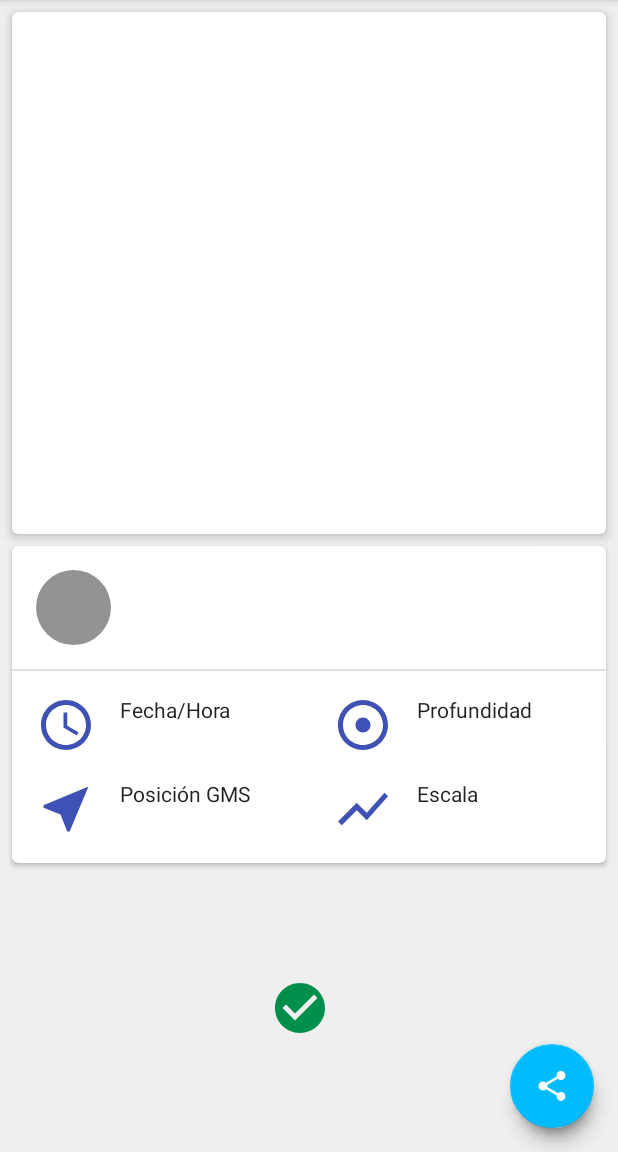
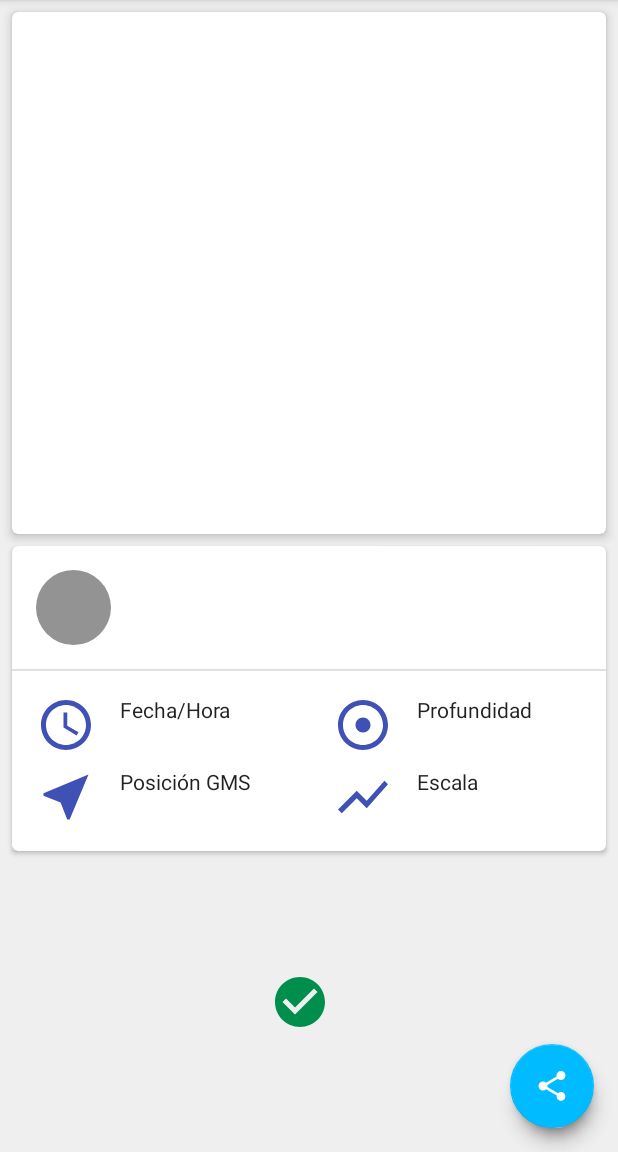
Before and after one commit to figonzal1/LastQuakeChile, an Android app: the QuakeDetailsActivity screen opened directly, with no data from a screen before it, on a phone screen of 412 x 824 dp, the part 84-1236 px from its top. Run offline under Robolectric (Android 15) with nearby library versions, the phone set to English and light mode, and no system bars; libraries missing offline, so code that uses them is left out: com.crashlytics.android, com.facebook, com.facebook.share; pictures from the network do not load.

```diff
--- a/app/src/main/res/layout/activity_quake_details.xml
+++ b/app/src/main/res/layout/activity_quake_details.xml
@@ -336,11 +336,14 @@
                 android:layout_width="wrap_content"
                 android:layout_height="wrap_content"
                 android:layout_marginStart="16dp"
+                android:layout_marginEnd="8dp"
                 android:fontFamily="sans-serif"
                 android:gravity="center"
                 android:text="@string/tiempo"
                 android:textAppearance="@style/TextAppearance.AppCompat.Headline"
                 android:textSize="14sp"
+                app:layout_constraintEnd_toStartOf="@+id/guia_vertical"
+                app:layout_constraintHorizontal_bias="0.0"
                 app:layout_constraintStart_toEndOf="@+id/iv_reloj"
                 app:layout_constraintTop_toTopOf="@+id/iv_reloj" />
 
@@ -372,7 +375,6 @@
                 android:layout_width="40dp"
                 android:layout_height="40dp"
                 android:layout_marginStart="16dp"
-                android:layout_marginTop="8dp"
                 android:layout_marginBottom="16dp"
                 android:contentDescription="@string/icono_distancia"
                 android:visibility="visible"
@@ -386,11 +388,14 @@
                 android:layout_width="wrap_content"
                 android:layout_height="wrap_content"
                 android:layout_marginStart="16dp"
+                android:layout_marginEnd="8dp"
                 android:fontFamily="sans-serif"
                 android:text="@string/distancia"
                 android:textAppearance="@style/TextAppearance.AppCompat.Headline"
                 android:textSize="14sp"
                 android:visibility="visible"
+                app:layout_constraintEnd_toStartOf="@+id/guia_vertical"
+                app:layout_constraintHorizontal_bias="0.0"
                 app:layout_constraintStart_toEndOf="@+id/iv_pin"
                 app:layout_constraintTop_toTopOf="@+id/iv_pin" />
 
@@ -438,10 +443,13 @@
                 android:layout_width="wrap_content"
                 android:layout_height="wrap_content"
                 android:layout_marginStart="16dp"
+                android:layout_marginEnd="16dp"
                 android:fontFamily="sans-serif"
                 android:text="@string/profundidad"
                 android:textAppearance="@style/TextAppearance.AppCompat.Headline"
                 android:textSize="14sp"
+                app:layout_constraintEnd_toEndOf="parent"
+                app:layout_constraintHorizontal_bias="0.0"
                 app:layout_constraintStart_toEndOf="@+id/iv_epicentro"
                 app:layout_constraintTop_toTopOf="@+id/iv_epicentro" />
 
@@ -465,7 +473,6 @@
                 android:layout_width="40dp"
                 android:layout_height="40dp"
                 android:layout_marginStart="16dp"
-                android:layout_marginTop="8dp"
                 android:layout_marginBottom="16dp"
                 android:contentDescription="@string/icono_escala"
                 app:layout_constraintBottom_toBottomOf="parent"
@@ -478,10 +485,13 @@
                 android:layout_width="wrap_content"
                 android:layout_height="wrap_content"
                 android:layout_marginStart="16dp"
+                android:layout_marginEnd="16dp"
                 android:fontFamily="sans-serif"
                 android:text="@string/escala"
                 android:textAppearance="@style/TextAppearance.AppCompat.Headline"
                 android:textSize="14sp"
+                app:layout_constraintEnd_toEndOf="parent"
+                app:layout_constraintHorizontal_bias="0.0"
                 app:layout_constraintStart_toEndOf="@+id/iv_scale"
                 app:layout_constraintTop_toTopOf="@+id/iv_scale" />
 
```
Also changed, not shown: app/src/main/ic_launcher_chile-web.png, app/src/main/res/drawable/ic_lastquakechile_1200.png, app/src/main/res/mipmap-hdpi/ic_launcher_chile.png, app/src/main/res/mipmap-hdpi/ic_launcher_chile_round.png, app/src/main/res/mipmap-hdpi/ic_launcher_foreground.png, app/src/main/res/mipmap-mdpi/ic_launcher_foreground.png, app/src/main/res/mipmap-xhdpi/ic_launcher_chile.png, app/src/main/res/mipmap-xhdpi/ic_launcher_chile_round.png, app/src/main/res/mipmap-xhdpi/ic_launcher_foreground.png, app/src/main/res/mipmap-xxhdpi/ic_launcher_chile.png, app/src/main/res/mipmap-xxhdpi/ic_launcher_chile_round.png, app/src/main/res/mipmap-xxhdpi/ic_launcher_foreground.png, app/src/main/res/mipmap-xxxhdpi/ic_launcher_chile.png, app/src/main/res/mipmap-xxxhdpi/ic_launcher_chile_round.png, 1 more files.
